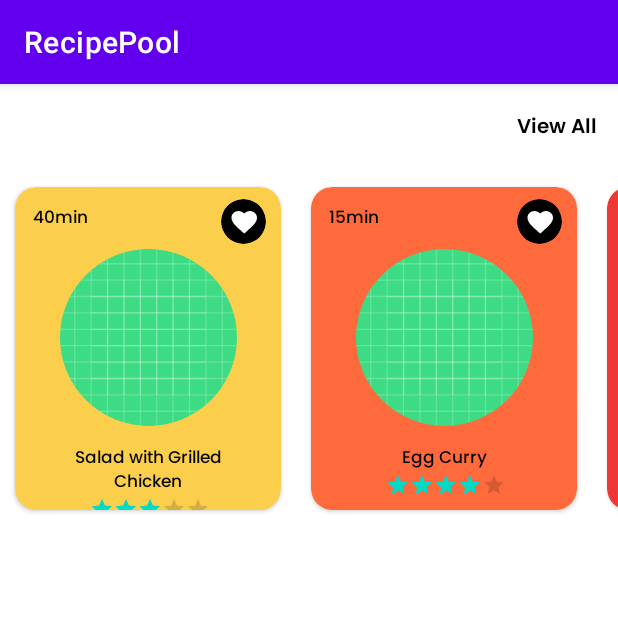
After one commit to djunicode/RecipePool, an Android app: the fragment HomeFragment shown on its own in the app's theme, on a phone screen of 412 x 824 dp, the top half of it. The commit adds this screen. Run offline under Robolectric (Android 15) with nearby library versions, the phone set to English and light mode, and no system bars; our stand-ins replace CircleImageView.

Commit message:
Food Card Recycler View Added

```diff
--- /dev/null
+++ b/android/App/app/src/main/java/com/example/recipepool/FoodList.kt
@@ -0,0 +1,3 @@
+package com.example.recipepool
+
+class FoodList(val name: String, val time: String, val favourite: Boolean, var rating: Float)
--- /dev/null
+++ b/android/App/app/src/main/java/com/example/recipepool/HomeFragment.kt
@@ -0,0 +1,37 @@
+package com.example.recipepool
+
+import android.os.Bundle
+import androidx.fragment.app.Fragment
+import android.view.LayoutInflater
+import android.view.View
+import android.view.ViewGroup
+import androidx.recyclerview.widget.LinearLayoutManager
+import com.example.recipepool.databinding.FragmentHomeBinding
+
+class HomeFragment : Fragment() {
+    private lateinit var binding: FragmentHomeBinding
+
+    private var foodies: List<FoodList> = arrayListOf(
+        FoodList("Salad with Grilled Chicken", "40min", false, 3f),
+        FoodList("Egg Curry", "15min", false, 4f),
+        FoodList("Chocolate Chip Cookies", "50min", false, 4f),
+        FoodList("Chicken Enchiladas", "40min", false, 5f),
+        FoodList("Minestrone Soup", "15min", false, 4f))
+
+    override fun onCreateView(
+        inflater: LayoutInflater, container: ViewGroup?,
+        savedInstanceState: Bundle?
+    ): View {
+        // Inflate the layout for this fragment
+        binding = FragmentHomeBinding.inflate(inflater, container, false)
+        return binding.root
+    }
+
+    override fun onViewCreated(view: View, savedInstanceState: Bundle?) {
+
+        binding.recyclerViewFoodCard.apply {
+            layoutManager = LinearLayoutManager(this.context, LinearLayoutManager.HORIZONTAL, false)
+            adapter = RecyclerAdapterFoodCard(foodies)
+        }
+    }
+}
--- a/android/App/app/src/main/java/com/example/recipepool/MainActivity.kt
+++ b/android/App/app/src/main/java/com/example/recipepool/MainActivity.kt
@@ -1,7 +1,9 @@
 package com.example.recipepool
 
+import android.os.Bundle
 import androidx.appcompat.app.AppCompatActivity
-import android.os.Bundle
+import androidx.recyclerview.widget.LinearLayoutManager
+import com.example.recipepool.databinding.ActivityMainBinding
 
 class MainActivity : AppCompatActivity() {
     override fun onCreate(savedInstanceState: Bundle?) {
--- /dev/null
+++ b/android/App/app/src/main/java/com/example/recipepool/RecyclerAdapterFoodCard.kt
@@ -0,0 +1,39 @@
+package com.example.recipepool
+
+import android.view.LayoutInflater
+import android.view.ViewGroup
+import androidx.core.content.ContextCompat
+import androidx.recyclerview.widget.RecyclerView
+import com.example.recipepool.databinding.LayerListCardBinding
+
+class RecyclerAdapterFoodCard(private var data: List<FoodList>) :
+    RecyclerView.Adapter<RecyclerAdapterFoodCard.ViewHolder>() {
+
+    override fun onCreateViewHolder(parent: ViewGroup, viewType: Int): ViewHolder {
+        val binding = LayerListCardBinding.inflate(LayoutInflater.from(parent.context),
+            parent, false)
+        return ViewHolder(binding)
+    }
+
+    override fun onBindViewHolder(holder: ViewHolder, position: Int) {
+        with(holder) {
+            with(data[position]) {
+                binding.time.text = this.time
+                binding.foodNameText.text = this.name
+                binding.ratingBar.rating = this.rating
+
+                when (position % 3) {
+                    0 -> binding.foodCard.setCardBackgroundColor(ContextCompat.getColor(itemView.context, R.color.card_color_1))
+                    1 -> binding.foodCard.setCardBackgroundColor(ContextCompat.getColor(itemView.context, R.color.card_color_2))
+                    2 -> binding.foodCard.setCardBackgroundColor(ContextCompat.getColor(itemView.context, R.color.card_color_3))
+                }
+            }
+        }
+    }
+
+    override fun getItemCount(): Int {
+        return data.size
+    }
+
+    inner class ViewHolder(val binding: LayerListCardBinding) : RecyclerView.ViewHolder(binding.root)
+}
--- /dev/null
+++ b/android/App/app/src/main/java/com/example/recipepool/ViewPagerAdapterFoodCard.kt
@@ -0,0 +1,35 @@
+package com.example.recipepool
+
+import android.content.Context
+import android.view.LayoutInflater
+import android.view.ViewGroup
+import android.widget.LinearLayout
+import androidx.recyclerview.widget.RecyclerView
+import com.example.recipepool.databinding.LayerListCardBinding
+
+class ViewPagerAdapterFoodCard(private val context: Context, private val data: List<FoodList>) :
+    RecyclerView.Adapter<ViewPagerAdapterFoodCard.ViewHolder>() {
+
+
+    override fun onCreateViewHolder(parent: ViewGroup, viewType: Int): ViewPagerAdapterFoodCard.ViewHolder {
+        val binding = LayerListCardBinding.inflate(LayoutInflater.from(parent.context),
+            parent, false)
+        return ViewHolder(binding)
+    }
+
+    override fun onBindViewHolder(holder: ViewPagerAdapterFoodCard.ViewHolder, position: Int) {
+        with(holder) {
+            with(data[position]) {
+                binding.time.text = this.time
+                binding.foodNameText.text = this.name
+                binding.ratingBar.rating = this.rating
+            }
+        }
+    }
+
+    override fun getItemCount(): Int {
+        return data.size
+    }
+
+    inner class ViewHolder(val binding: LayerListCardBinding) : RecyclerView.ViewHolder(binding.root)
+}
--- /dev/null
+++ b/android/App/app/src/main/res/drawable/ic_group_34.xml
@@ -0,0 +1,12 @@
+<vector xmlns:android="http://schemas.android.com/apk/res/android"
+    android:width="30dp"
+    android:height="30dp"
+    android:viewportWidth="30"
+    android:viewportHeight="30">
+  <path
+      android:pathData="M15,15m-15,0a15,15 0,1 1,30 0a15,15 0,1 1,-30 0"
+      android:fillColor="#000000"/>
+  <path
+      android:pathData="M15.5,23L14.2675,21.921C9.89,18.1035 7,15.5858 7,12.4959C7,9.9782 9.057,8 11.675,8C13.154,8 14.5735,8.6621 15.5,9.7085C16.4265,8.6621 17.846,8 19.325,8C21.943,8 24,9.9782 24,12.4959C24,15.5858 21.11,18.1035 16.7325,21.9292L15.5,23Z"
+      android:fillColor="#FFFFFF"/>
+</vector>
--- a/android/App/app/src/main/res/layout/activity_main.xml
+++ b/android/App/app/src/main/res/layout/activity_main.xml
@@ -6,13 +6,4 @@
     android:layout_height="match_parent"
     tools:context=".MainActivity">
 
-    <TextView
-        android:layout_width="wrap_content"
-        android:layout_height="wrap_content"
-        android:text="Hello World!"
-        app:layout_constraintBottom_toBottomOf="parent"
-        app:layout_constraintLeft_toLeftOf="parent"
-        app:layout_constraintRight_toRightOf="parent"
-        app:layout_constraintTop_toTopOf="parent" />
-
 </androidx.constraintlayout.widget.ConstraintLayout>
--- /dev/null
+++ b/android/App/app/src/main/res/layout/fragment_home.xml
@@ -0,0 +1,44 @@
+<?xml version="1.0" encoding="utf-8"?>
+<FrameLayout xmlns:android="http://schemas.android.com/apk/res/android"
+    xmlns:tools="http://schemas.android.com/tools"
+    android:layout_width="match_parent"
+    android:layout_height="match_parent"
+    xmlns:app="http://schemas.android.com/apk/res-auto"
+    tools:context=".HomeFragment">
+
+    <androidx.constraintlayout.widget.ConstraintLayout
+        android:layout_width="match_parent"
+        android:layout_height="match_parent">
+
+        <TextView
+            android:id="@+id/view_all_text"
+            android:layout_width="wrap_content"
+            android:layout_height="wrap_content"
+            app:layout_constraintTop_toTopOf="parent"
+            app:layout_constraintStart_toStartOf="parent"
+            app:layout_constraintEnd_toEndOf="parent"
+            app:layout_constraintHorizontal_bias="1.0"
+            app:layout_constraintVertical_bias="0.0"
+            android:layout_marginEnd="14dp"
+            android:layout_marginTop="18dp"
+            android:textSize="13sp"
+            android:text="View All"
+            android:textColor="@color/black"
+            android:fontFamily="@font/poppins_semi_bold"/>
+
+        <androidx.recyclerview.widget.RecyclerView
+            android:id="@+id/recycler_view_food_card"
+            android:layout_width="match_parent"
+            android:layout_height="wrap_content"
+            app:layout_constraintBottom_toBottomOf="parent"
+            app:layout_constraintEnd_toEndOf="parent"
+            app:layout_constraintHorizontal_bias="0.0"
+            app:layout_constraintVertical_bias="0.0"
+            app:layout_constraintStart_toStartOf="parent"
+            app:layout_constraintTop_toBottomOf="@id/view_all_text"
+            android:orientation="horizontal"
+            android:layout_marginTop="18dp"/>
+
+    </androidx.constraintlayout.widget.ConstraintLayout>
+
+</FrameLayout>
--- /dev/null
+++ b/android/App/app/src/main/res/layout/layer_list_card.xml
@@ -0,0 +1,99 @@
+<?xml version="1.0" encoding="utf-8"?>
+<androidx.constraintlayout.widget.ConstraintLayout xmlns:android="http://schemas.android.com/apk/res/android"
+    xmlns:app="http://schemas.android.com/apk/res-auto"
+    xmlns:tools="http://schemas.android.com/tools"
+    android:layout_width="wrap_content"
+    android:layout_height="wrap_content">
+
+    <androidx.cardview.widget.CardView
+        android:id="@+id/food_card"
+        android:layout_width="177dp"
+        android:layout_height="215dp"
+        app:layout_constraintBottom_toBottomOf="parent"
+        app:layout_constraintEnd_toEndOf="parent"
+        app:layout_constraintHorizontal_bias="0.5"
+        app:layout_constraintStart_toStartOf="parent"
+        app:layout_constraintTop_toTopOf="parent"
+        android:layout_margin="10dp"
+        android:elevation="10dp"
+        app:cardCornerRadius="14dp">
+
+        <androidx.constraintlayout.widget.ConstraintLayout
+            android:layout_width="match_parent"
+            android:layout_height="match_parent">
+
+            <TextView
+                android:id="@+id/time"
+                android:layout_width="wrap_content"
+                android:layout_height="wrap_content"
+                android:layout_marginStart="12dp"
+                android:layout_marginTop="11dp"
+                android:hint="Time"
+                android:textColor="@color/black"
+                android:gravity="center"
+                app:layout_constraintBottom_toBottomOf="parent"
+                app:layout_constraintVertical_bias="0.0"
+                app:layout_constraintHorizontal_bias="0.0"
+                app:layout_constraintStart_toStartOf="parent"
+                app:layout_constraintTop_toTopOf="parent"
+                android:fontFamily="@font/poppins_medium"
+                android:textSize="11sp"/>
+
+            <de.hdodenhof.circleimageview.CircleImageView
+                android:id="@+id/favourite"
+                android:layout_width="30dp"
+                android:layout_height="30dp"
+                android:layout_marginTop="8dp"
+                android:layout_marginEnd="10dp"
+                android:src="@drawable/ic_group_34"
+                app:layout_constraintBottom_toBottomOf="parent"
+                app:layout_constraintEnd_toEndOf="parent"
+                app:layout_constraintHorizontal_bias="1.0"
+                app:layout_constraintStart_toEndOf="@id/time"
+                app:layout_constraintTop_toTopOf="parent"
+                app:layout_constraintVertical_bias="0.0" />
+
+            <de.hdodenhof.circleimageview.CircleImageView
+                android:id="@+id/food_image"
+                android:layout_width="118dp"
+                android:layout_height="118dp"
+                app:layout_constraintTop_toTopOf="parent"
+                app:layout_constraintStart_toStartOf="parent"
+                app:layout_constraintEnd_toEndOf="parent"
+                app:layout_constraintHorizontal_bias="0.5"
+                app:layout_constraintVertical_bias="0.0"
+                android:layout_marginTop="41dp"
+                android:src="@drawable/ic_launcher_background"/>
+
+            <TextView
+                android:id="@+id/food_name_text"
+                android:layout_width="145dp"
+                android:layout_height="wrap_content"
+                app:layout_constraintTop_toBottomOf="@id/food_image"
+                app:layout_constraintStart_toStartOf="parent"
+                app:layout_constraintEnd_toEndOf="parent"
+                app:layout_constraintHorizontal_bias="0.5"
+                app:layout_constraintVertical_bias="0.0"
+                android:layout_marginTop="12dp"
+                android:hint="Food Name"
+                android:gravity="center"
+                android:textColor="@color/black"
+                android:fontFamily="@font/poppins_medium"
+                android:textSize="11sp"/>
+
+            <RatingBar
+                android:id="@+id/rating_bar"
+                style="@style/Widget.AppCompat.RatingBar.Small"
+                android:layout_width="78dp"
+                android:layout_height="wrap_content"
+                android:elevation="5dp"
+                android:isIndicator="true"
+                android:numStars="5"
+                android:stepSize="0.1"
+                app:layout_constraintEnd_toEndOf="parent"
+                app:layout_constraintStart_toStartOf="parent"
+                app:layout_constraintTop_toBottomOf="@+id/food_name_text" />
+
+        </androidx.constraintlayout.widget.ConstraintLayout>
+    </androidx.cardview.widget.CardView>
+</androidx.constraintlayout.widget.ConstraintLayout>
--- a/android/App/app/src/main/res/values/colors.xml
+++ b/android/App/app/src/main/res/values/colors.xml
@@ -7,4 +7,8 @@
     <color name="teal_700">#FF018786</color>
     <color name="black">#FF000000</color>
     <color name="white">#FFFFFFFF</color>
+
+    <color name="card_color_1">#FBCE4C</color>
+    <color name="card_color_2">#FF6A3C</color>
+    <color name="card_color_3">#ED3833</color>
 </resources>
--- a/android/App/app/src/main/res/values/strings.xml
+++ b/android/App/app/src/main/res/values/strings.xml
@@ -1,3 +1,5 @@
 <resources>
     <string name="app_name">RecipePool</string>
+    <!-- TODO: Remove or change this placeholder text -->
+    <string name="hello_blank_fragment">Hello blank fragment</string>
 </resources>
--- a/android/App/build.gradle
+++ b/android/App/build.gradle
@@ -1,8 +1,8 @@
 // Top-level build file where you can add configuration options common to all sub-projects/modules.
 plugins {
-    id 'com.android.application' version '7.1.2' apply false
-    id 'com.android.library' version '7.1.2' apply false
-    id 'org.jetbrains.kotlin.android' version '1.6.10' apply false
+    id 'com.android.application' version '7.1.3' apply false
+    id 'com.android.library' version '7.1.3' apply false
+    id 'org.jetbrains.kotlin.android' version '1.6.20' apply false
 }
 
 task clean(type: Delete) {
```
Also changed, not shown: android/App/app/build.gradle (+10 -0 lines), android/App/app/src/main/res/font/poppins_medium.ttf (added), android/App/app/src/main/res/font/poppins_semi_bold.ttf (added).
